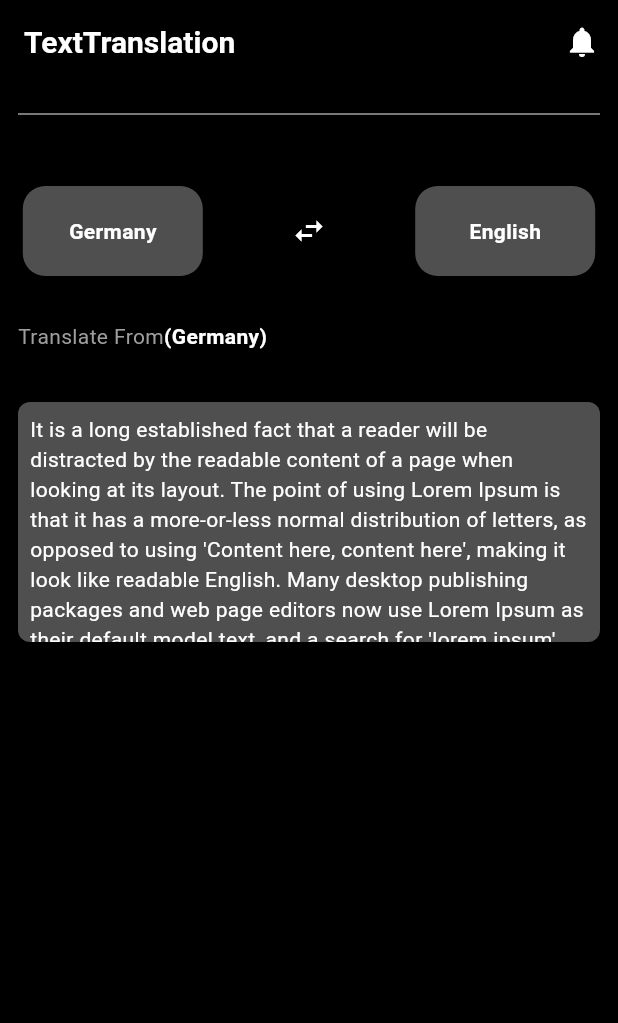
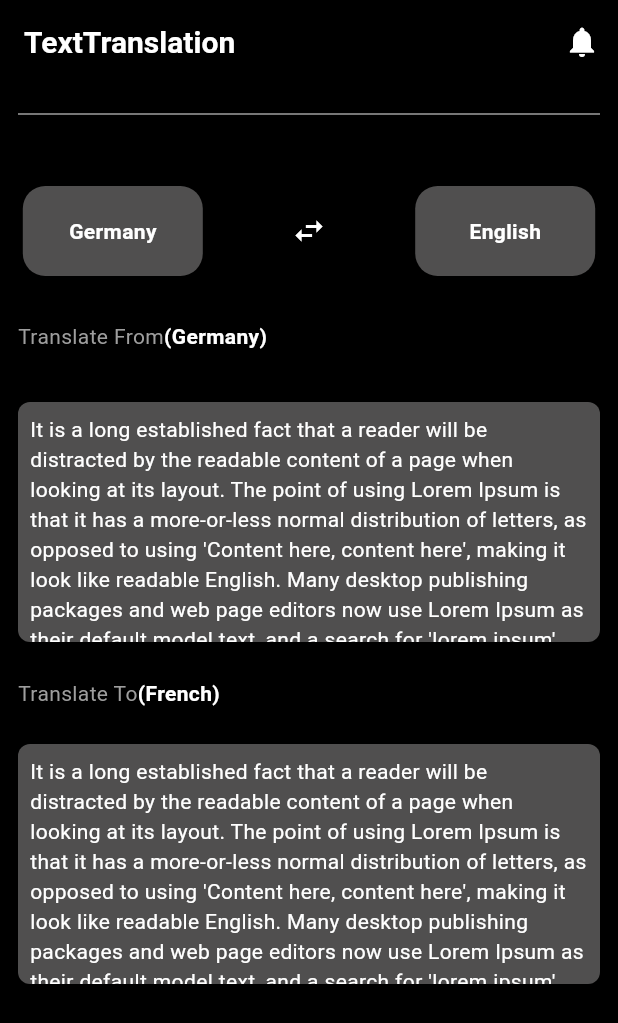
Before and after one commit to suraj-yadav0/ai_translation_app, a Flutter app: the screen it shows after launch, on a phone screen of 412 x 824 dp. Shown: the top 1023 px of the screen. Run offline on Flutter 3.47's test engine with Material 3 defaults, Android fonts, the phone set to English and light mode, and no system bars.

Commit message:
almost completed the Ui of Home Screen, now bottom navigation bar remaining.

```diff
--- a/lib/home_screen.dart
+++ b/lib/home_screen.dart
@@ -1,4 +1,5 @@
 import 'package:ai_translation_app/widgets/app_bar.dart';
+import 'package:ai_translation_app/widgets/output.dart';
 import 'package:flutter/material.dart';
 
 class HomeScreen extends StatefulWidget {
@@ -115,57 +116,26 @@ class _HomeScreenState extends State<HomeScreen> {
           const SizedBox(
             height: 10,
           ),
-          Padding(
-            padding: const EdgeInsets.all(12.0),
-            child: Container(
-              height: 160,
-              width: double.infinity,
-              decoration: BoxDecoration(
-                color: const Color.fromARGB(255, 80, 79, 79),
-                borderRadius: BorderRadius.circular(8),
-              ),
-              child: SingleChildScrollView(
-                child: Column(
-                  children: [
-                    const Padding(
-                      padding: EdgeInsets.all(8.0),
-                      child: Text(
-                        "It is a long established fact that a reader will be distracted by the readable content of a page when looking at its layout. The point of using Lorem Ipsum is that it has a more-or-less normal distribution of letters, as opposed to using 'Content here, content here', making it look like readable English. Many desktop publishing packages and web page editors now use Lorem Ipsum as their default model text, and a search for 'lorem ipsum' will uncover many web sites still in their infancy. Various versions have evolved over the years, sometimes by accident, sometimes on purpose (injected humour and the like.",
-                        style: TextStyle(color: Colors.white),
-                      ),
-                    ),
+          const Padding(padding: EdgeInsets.all(12.0), child: Output()),
           const Padding(
             padding: EdgeInsets.all(12.0),
-                      child: Divider(
-                        color: Colors.grey,
-                      ),
-                    ),
-                    Padding(
-                      padding: const EdgeInsets.all(8.0),
             child: Row(
               children: [
-                          IconButton(
-                            onPressed: () {},
-                            icon: const Icon(
-                              Icons.copy,
-                              color: Colors.white,
+                Text(
+                  "Translate To",
+                  style: TextStyle(color: Colors.grey),
                 ),
-                          ),
-                         const Divider(color: Colors.grey,),
-                           IconButton(
-                            onPressed: () {},
-                            icon: const Icon(
-                              Icons.speaker,
-                              color: Colors.white,
-                            ),
-                          ),
-                        ],
-                      ),
+                Text(
+                  "(French)",
+                  style: TextStyle(
+                      color: Colors.white, fontWeight: FontWeight.bold),
                 )
               ],
             ),
           ),
-            ),
+          const Padding(
+            padding: EdgeInsets.all(12),
+            child: Output(),
           )
         ],
       ),
--- /dev/null
+++ b/lib/widgets/output.dart
@@ -0,0 +1,63 @@
+import 'package:flutter/material.dart';
+
+class Output extends StatefulWidget {
+  const Output({super.key});
+
+  @override
+  State<Output> createState() => _OutputState();
+}
+
+class _OutputState extends State<Output> {
+  @override
+  Widget build(BuildContext context) {
+    return Container(
+              height: 160,
+              width: double.infinity,
+              decoration: BoxDecoration(
+                color: const Color.fromARGB(255, 80, 79, 79),
+                borderRadius: BorderRadius.circular(8),
+              ),
+              child: SingleChildScrollView(
+                child: Column(
+                  children: [
+                    const Padding(
+                      padding: EdgeInsets.all(8.0),
+                      child: Text(
+                        "It is a long established fact that a reader will be distracted by the readable content of a page when looking at its layout. The point of using Lorem Ipsum is that it has a more-or-less normal distribution of letters, as opposed to using 'Content here, content here', making it look like readable English. Many desktop publishing packages and web page editors now use Lorem Ipsum as their default model text, and a search for 'lorem ipsum' will uncover many web sites still in their infancy. Various versions have evolved over the years, sometimes by accident, sometimes on purpose (injected humour and the like.",
+                        style: TextStyle(color: Colors.white),
+                      ),
+                    ),
+                    const Padding(
+                      padding: EdgeInsets.all(12.0),
+                      child: Divider(
+                        color: Colors.grey,
+                      ),
+                    ),
+                    Padding(
+                      padding: const EdgeInsets.all(8.0),
+                      child: Row(
+                        children: [
+                          IconButton(
+                            onPressed: () {},
+                            icon: const Icon(
+                              Icons.copy,
+                              color: Colors.white,
+                            ),
+                          ),
+                         const Divider(color: Colors.grey,),
+                           IconButton(
+                            onPressed: () {},
+                            icon: const Icon(
+                              Icons.speaker,
+                              color: Colors.white,
+                            ),
+                          ),
+                        ],
+                      ),
+                    )
+                  ],
+                ),
+              ),
+            );
+  }
+}
```
Lines whose indentation alone changed are shown as unchanged.
